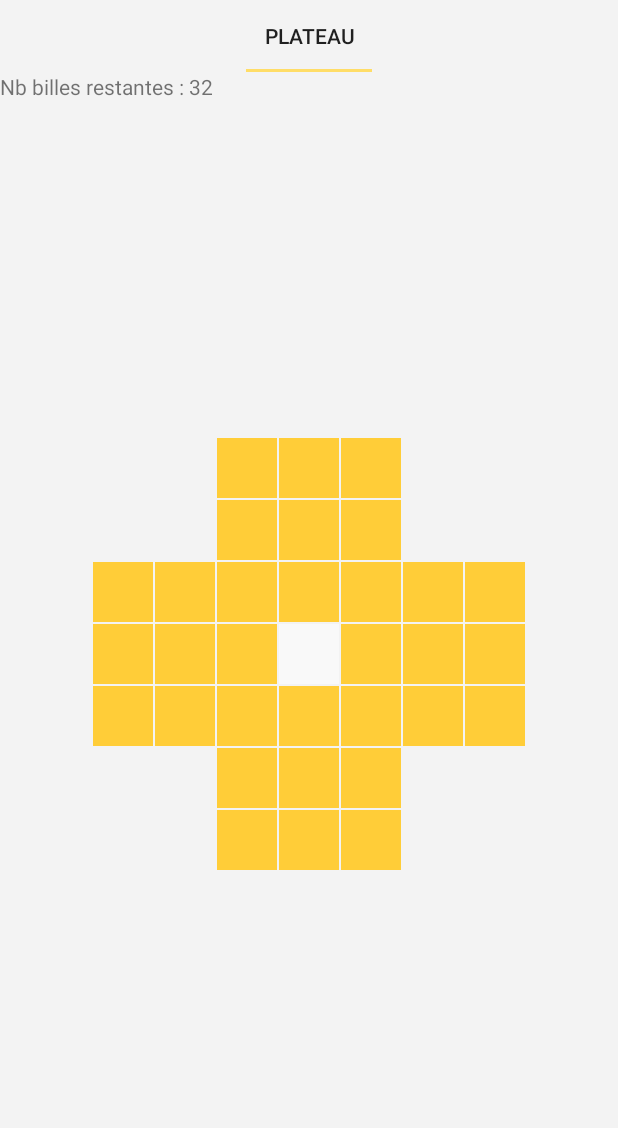
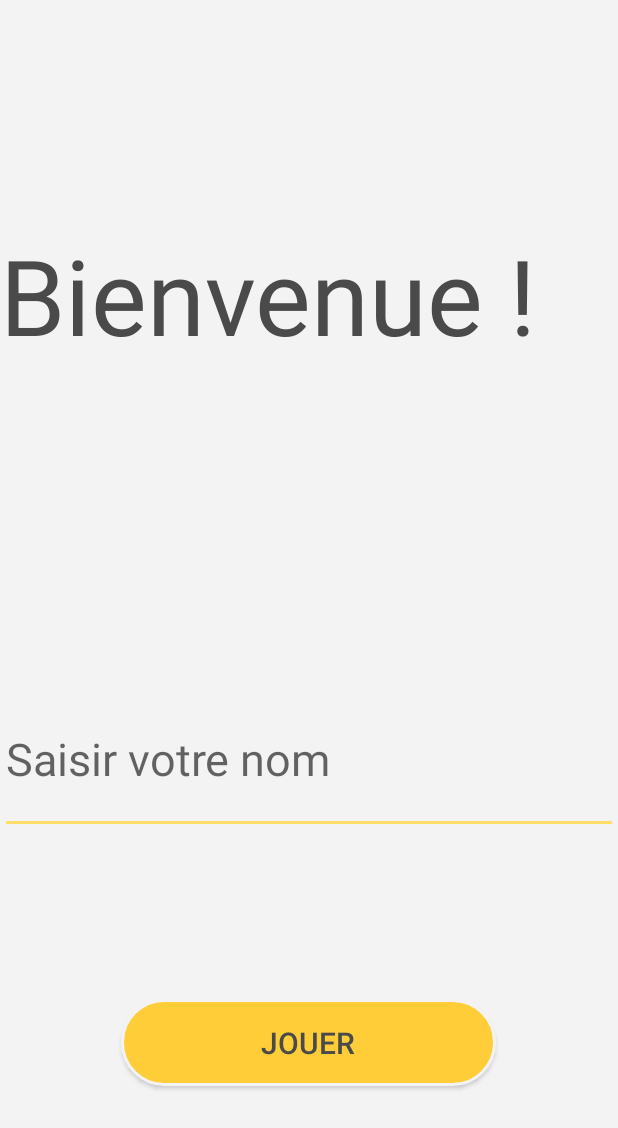
Before and after one commit to BastienLeduc/AndroidProject, an Android app: the screen it shows after launch (MainActivity before the commit, StartSetName after it), on a phone screen of 412 x 824 dp. Shown: the top 1128 px of the screen. Run offline under Robolectric (Android 15) with nearby library versions, the phone set to English and light mode, and no system bars.

Commit message:
Add score + name on plateau

```diff
--- a/app/src/main/java/com/bldc/androidproject/MainActivity.java
+++ b/app/src/main/java/com/bldc/androidproject/MainActivity.java
@@ -1,38 +1,24 @@
 package com.bldc.androidproject;
 
+import android.content.Intent;
 import android.os.Bundle;
 import android.support.design.widget.TabLayout;
 import android.support.v4.view.ViewPager;
 import android.support.v7.app.AppCompatActivity;
+import android.widget.Toast;
 
 public class MainActivity extends AppCompatActivity {
-
-    /*private Plateau[][] TabCase;
-    private final int nbLigneCol = 7;
-    private final int nbCase = (int) Math.pow(nbLigneCol, 2);
-    Integer[] listValue = {0, 1, 5, 6};
-    private final ArrayList<Integer> noneActivCase = new ArrayList<Integer>(Arrays.asList(listValue));
-    private GridLayout gridCase = null;
-    private int nbCoups;
-    private int nbBilles;
-    static  public String BROADCAST = "";*/
 
     private ViewPager viewPager = null;
     private TabLayout tableLayout = null;
     private SimpleFragmentPagerAdapter adapter;
+    private String namePlayer = "";
 
 
     @Override
     protected void onCreate(Bundle savedInstanceState) {
         super.onCreate(savedInstanceState);
         setContentView(R.layout.activity_main);
-        /*TabCase = new Plateau[nbLigneCol][nbLigneCol];
-        gridCase = (GridLayout) findViewById(R.id.gridCase);
-        gridCase.setColumnCount(nbLigneCol);
-        gridCase.setRowCount(nbLigneCol);
-        createCase();
-        nbCoups = 0;
-        nbBilles = 0;*/
 
         viewPager = (ViewPager) findViewById(R.id.viewerPager);
         tableLayout = (TabLayout) findViewById(R.id.tabs);
@@ -41,64 +27,28 @@ public class MainActivity extends AppCompatActivity {
     @Override
     protected void onResume() {
         super.onResume();
+        Intent intent = getIntent();
+        if (intent != null) {
+        }
     }
 
     @Override
     protected void onStart() {
         super.onStart();
-        adapter = new SimpleFragmentPagerAdapter(this, getSupportFragmentManager());
-        viewPager.setOffscreenPageLimit(adapter.getCount()-1);
-        viewPager.setAdapter(adapter);
-        tableLayout.setupWithViewPager(viewPager);
+        Intent intent = getIntent();
+        if (intent != null) {
+            namePlayer = intent.getStringExtra("NamePlayer");
+
+            adapter = new SimpleFragmentPagerAdapter(this, getSupportFragmentManager(), namePlayer);
+            viewPager.setOffscreenPageLimit(adapter.getCount() - 1);
+            viewPager.setAdapter(adapter);
+            tableLayout.setupWithViewPager(viewPager);
+        } else {
+            Toast.makeText(getApplicationContext(), "Error name Player", Toast.LENGTH_SHORT).show();
+        }
     }
 
-    /*private void createCase() {
-        FragmentTransaction ft = getSupportFragmentManager().beginTransaction();
-        for (int i = 0; i < nbLigneCol; i++) {
-            for (int j = 0; j < nbLigneCol; j++) {
-                if (noneActivCase.contains(i) && noneActivCase.contains(j))
-                    TabCase[i][j] = new Plateau(false, false);
-                else {
-                    if (i == Math.round(nbLigneCol / 2) && j == Math.round(nbLigneCol / 2)) {
-                        TabCase[i][j] = new Plateau(true, false);
-                    } else
-                        TabCase[i][j] = new Plateau(true, true);
-                    nbBilles++;
-                }
-                ft.add(R.id.gridCase, TabCase[i][j]);
-            }
-        }
-        ft.commit();
+    public String getNamePlayer() {
+        return namePlayer;
     }
-
-    private boolean playOneBall(int x1, int y1, int x2, int y2) {
-        int valMidX = (x1 + x2) / 2;
-        int valMidY = (y1 + y2) / 2;
-        if ((x1 == x2 && Math.abs(y1 - y2) == 2) || (y1 == y2 && Math.abs(x1 - x2) == 2)) {
-            boolean b = TabCase[valMidX][valMidY].isSeleceted() && !TabCase[x2][y2].isSeleceted();
-            if (b) {
-                TabCase[x1][y1].setSeleceted(false);
-                TabCase[valMidX][valMidY].setSeleceted(false);
-                TabCase[x2][y2].setSeleceted(true);
-                nbCoups++;
-                nbBilles--;
-            }
-            return b;
-        } else return false;
-
-    }
-
-    private int getNbBilleReste() {
-        return nbBilles;
-    }
-
-    private BroadcastReceiver receiver = new BroadcastReceiver() {
-        @Override
-        public void onReceive(Context context, Intent intent) {
-            Bundle bundle = intent.getExtras();
-            if (bundle != null) {
-
-            }
-        }
-    };*/
 }
--- a/app/src/main/java/com/bldc/androidproject/StartBoot.java
+++ b/app/src/main/java/com/bldc/androidproject/StartBoot.java
@@ -21,7 +21,7 @@ public class StartBoot extends Activity {
             finish();
 
             final Intent homeActivityIntent = new Intent(StartBoot.this,
-                    MainActivity.class);
+                    StartSetName.class);
             startActivity(homeActivityIntent);
         }
 
--- a/app/src/main/java/com/bldc/androidproject/StartSetName.java
+++ b/app/src/main/java/com/bldc/androidproject/StartSetName.java
@@ -1,13 +1,44 @@
 package com.bldc.androidproject;
 
+import android.content.Intent;
 import android.support.v7.app.AppCompatActivity;
 import android.os.Bundle;
+import android.util.Log;
+import android.view.View;
+import android.widget.Button;
+import android.widget.EditText;
+import android.widget.Toast;
 
 public class StartSetName extends AppCompatActivity {
+
+    Button btnPlay = null;
+    EditText editName = null;
 
     @Override
     protected void onCreate(Bundle savedInstanceState) {
         super.onCreate(savedInstanceState);
         setContentView(R.layout.activity_start_set_name);
+
+        btnPlay = (Button) findViewById(R.id.btn_play);
+        editName = (EditText) findViewById(R.id.editName);
+
+        btnPlay.setOnClickListener(new View.OnClickListener() {
+            @Override
+            public void onClick(View v) {
+                if (!editName.getText().toString().isEmpty()) {
+                    finish();
+                    final Intent mainActivityIntent = new Intent(StartSetName.this, MainActivity.class);
+                    mainActivityIntent.putExtra("NamePlayer", editName.getText().toString());
+                    startActivity(mainActivityIntent);
+                } else {
+                    Toast.makeText(getApplicationContext(), "Saisir un nom", Toast.LENGTH_SHORT).show();
+                }
+            }
+        });
+    }
+
+    @Override
+    protected void onResume() {
+        super.onResume();
     }
 }
--- /dev/null
+++ b/app/src/main/res/drawable/button_roundedbutton.xml
@@ -0,0 +1,19 @@
+<?xml version="1.0" encoding="utf-8"?>
+<selector xmlns:android="http://schemas.android.com/apk/res/android">
+    <item android:state_pressed="false">
+        <shape android:shape="rectangle">
+            <corners android:bottomLeftRadius="30dp" android:bottomRightRadius="30dp" android:topLeftRadius="30dp" android:topRightRadius="30dp" />
+            <solid android:color="@color/colorPrimaryDark" />
+            <stroke android:width="2dip" android:color="@color/colorBack" />
+            <padding android:bottom="6dp" android:left="6dp" android:right="6dp" android:top="6dp" />
+        </shape>
+    </item>
+    <item android:state_pressed="true">
+        <shape android:shape="rectangle">
+            <corners android:bottomLeftRadius="30dp" android:bottomRightRadius="30dp" android:topLeftRadius="30dp" android:topRightRadius="30dp" />
+            <solid android:color="@color/colorPrimary" />
+            <stroke android:width="2dip" android:color="@color/colorBack" />
+            <padding android:bottom="6dp" android:left="6dp" android:right="6dp" android:top="6dp" />
+        </shape>
+    </item>
+</selector>
--- a/app/src/main/res/layout/activity_start_boot.xml
+++ b/app/src/main/res/layout/activity_start_boot.xml
@@ -12,8 +12,8 @@
         android:layout_gravity="center"
         android:textAlignment="center"
         android:textColor="@color/colorPrimaryDark"
-        android:textSize="100dp"
-        android:text="Solitaire"
+        android:textSize="50dp"
+        android:text="@string/app_name"
         android:layout_width="wrap_content"
         android:layout_height="wrap_content" />
 
--- a/app/src/main/res/layout/activity_start_set_name.xml
+++ b/app/src/main/res/layout/activity_start_set_name.xml
@@ -4,22 +4,42 @@
     xmlns:tools="http://schemas.android.com/tools"
     android:layout_width="match_parent"
     android:layout_height="match_parent"
+    android:background="@color/colorBack"
     android:orientation="vertical"
     tools:context=".StartSetName">
 
     <TextView
-        android:layout_width="wrap_content"
+        android:layout_width="match_parent"
         android:layout_height="wrap_content"
-        android:layout_weight="1"></TextView>
+        android:layout_marginTop="150dp"
+        android:layout_weight="3"
+        android:text="@string/welcome"
+        android:textColor="@color/colorPrimary"
+        android:textSize="70sp"></TextView>
 
     <EditText
-        android:layout_width="wrap_content"
+        android:layout_marginTop="100dp"
+        android:layout_marginBottom="10dp"
+        android:id="@+id/editName"
+        android:layout_width="match_parent"
         android:layout_height="wrap_content"
-        android:layout_weight="1" />
+        android:layout_weight="1"
+        android:hint="@string/giveName"
+        android:inputType="text"
+        android:selectAllOnFocus="true"
+        android:textColor="@color/colorPrimary"
+        android:textSize="30sp" />
 
     <Button
-        android:layout_width="wrap_content"
+        android:id="@+id/btn_play"
+        android:layout_width="250dp"
         android:layout_height="wrap_content"
-        android:layout_weight="1" />
+        android:layout_gravity="center"
+        android:layout_margin="100dp"
+        android:layout_weight="0.25"
+        android:background="@drawable/button_roundedbutton"
+        android:text="@string/play"
+        android:textColor="@color/colorPrimary"
+        android:textSize="20sp" />
 
 </LinearLayout>
--- a/app/src/main/res/values/strings.xml
+++ b/app/src/main/res/values/strings.xml
@@ -1,3 +1,12 @@
 <resources>
     <string name="app_name">Solitaire</string>
+    <string name="play">Jouer</string>
+    <string name="replay">Rejouer</string>
+    <string name="help">Aide</string>
+    <string name="pause">Pause</string>
+    <string name="welcome">Bienvenue !</string>
+    <string name="letsPlay">A toi de jouer</string>
+    <string name="giveName">Saisir votre nom</string>
+    <string name="onglet1">Plateau</string>
+    <string name="onglet2">Score</string>
 </resources>
```
Also changed, not shown: app/src/main/java/com/bldc/androidproject/NewScore.java (added, +29 -0 lines), app/src/main/java/com/bldc/androidproject/Plateau.java (+76 -57 lines), app/src/main/java/com/bldc/androidproject/ScoreList.java (added, +33 -0 lines), app/src/main/java/com/bldc/androidproject/SimpleFragmentPagerAdapter.java (+16 -6 lines), app/src/main/res/layout/fragment_newscore.xml (added, +43 -0 lines), app/src/main/res/layout/fragment_plateau.xml (+74 -6 lines), app/src/main/res/layout/fragment_scorelist.xml (added, +14 -0 lines).
